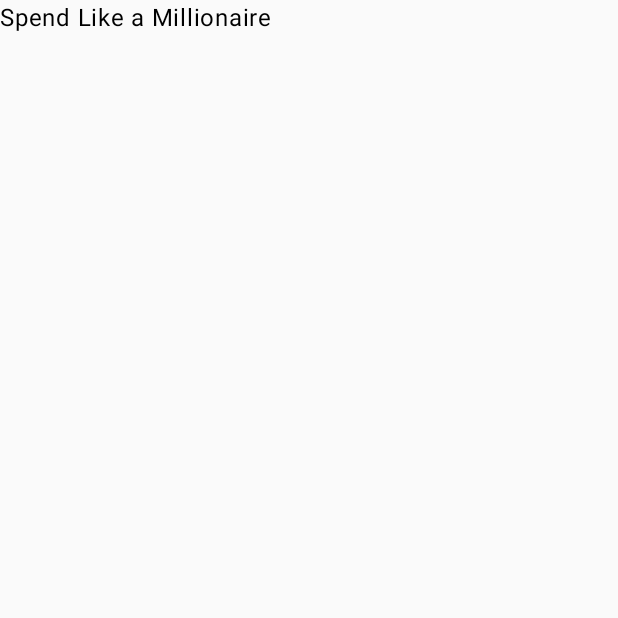
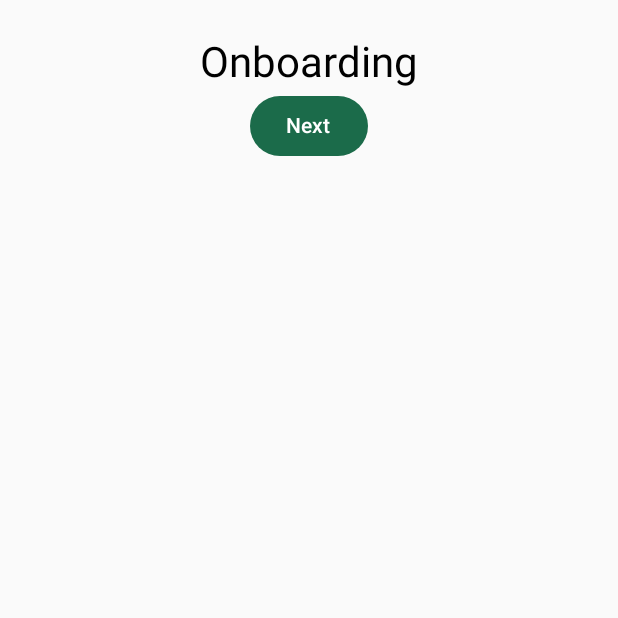
Before and after one commit to michaeo04/spend-like-a-millionaire, an Android app built with Jetpack Compose: the screen it shows after launch (MainActivity), on a phone screen of 412 x 824 dp, the top half of it. Run offline under Robolectric (Android 15) with nearby library versions, the phone set to English and light mode, and no system bars.

Commit message:
feat(ui): app shell, theme and navigation
Co-Authored-By: Claude Sonnet 5.5 <noreply@anthropic.com>

```diff
--- a/app/src/main/AndroidManifest.xml
+++ b/app/src/main/AndroidManifest.xml
@@ -2,6 +2,7 @@
 <manifest xmlns:android="http://schemas.android.com/apk/res/android">
 
     <application
+        android:name=".App"
         android:allowBackup="false"
         android:icon="@mipmap/ic_launcher"
         android:roundIcon="@mipmap/ic_launcher"
--- /dev/null
+++ b/app/src/main/java/com/michaeo04/spendlikeamillionaire/App.kt
@@ -0,0 +1,14 @@
+package com.michaeo04.spendlikeamillionaire
+
+import android.app.Application
+
+class App : Application() {
+    lateinit var container: AppContainer
+        private set
+
+    override fun onCreate() {
+        super.onCreate()
+        container = AppContainer(this)
+        container.ads.initialize()
+    }
+}
--- /dev/null
+++ b/app/src/main/java/com/michaeo04/spendlikeamillionaire/AppContainer.kt
@@ -0,0 +1,30 @@
+package com.michaeo04.spendlikeamillionaire
+
+import android.content.Context
+import androidx.datastore.preferences.preferencesDataStore
+import com.michaeo04.spendlikeamillionaire.data.AssetCatalogRepository
+import com.michaeo04.spendlikeamillionaire.data.AssetFxRepository
+import com.michaeo04.spendlikeamillionaire.data.AssetPeopleRepository
+import com.michaeo04.spendlikeamillionaire.data.CatalogRepository
+import com.michaeo04.spendlikeamillionaire.data.DataStoreCartStore
+import com.michaeo04.spendlikeamillionaire.data.DataStoreSettingsStore
+import com.michaeo04.spendlikeamillionaire.data.FxRepository
+import com.michaeo04.spendlikeamillionaire.data.PeopleRepository
+import com.michaeo04.spendlikeamillionaire.domain.CartStore
+import com.michaeo04.spendlikeamillionaire.domain.SettingsStore
+import com.michaeo04.spendlikeamillionaire.platform.AdsGateway
+import com.michaeo04.spendlikeamillionaire.platform.NoOpAdsGateway
+
+private val Context.appDataStore by preferencesDataStore(name = "app")
+
+/** Manual dependency container; one instance per process, owned by [App]. */
+class AppContainer(context: Context) {
+    private val app = context.applicationContext
+
+    val catalog: CatalogRepository = AssetCatalogRepository(app)
+    var people: PeopleRepository = AssetPeopleRepository(app)
+    val fx: FxRepository = AssetFxRepository(app)
+    val settingsStore: SettingsStore = DataStoreSettingsStore(app.appDataStore)
+    val cartStore: CartStore = DataStoreCartStore(app.appDataStore)
+    val ads: AdsGateway = NoOpAdsGateway()
+}
--- a/app/src/main/java/com/michaeo04/spendlikeamillionaire/MainActivity.kt
+++ b/app/src/main/java/com/michaeo04/spendlikeamillionaire/MainActivity.kt
@@ -2,17 +2,19 @@ package com.michaeo04.spendlikeamillionaire
 
 import android.os.Bundle
 import androidx.activity.compose.setContent
+import androidx.activity.enableEdgeToEdge
 import androidx.appcompat.app.AppCompatActivity
-import androidx.compose.material3.MaterialTheme
-import androidx.compose.material3.Text
-import androidx.compose.ui.res.stringResource
+import com.michaeo04.spendlikeamillionaire.ui.nav.AppNav
+import com.michaeo04.spendlikeamillionaire.ui.theme.SpendTheme
 
 class MainActivity : AppCompatActivity() {
     override fun onCreate(savedInstanceState: Bundle?) {
         super.onCreate(savedInstanceState)
+        enableEdgeToEdge()
+        val container = (application as App).container
         setContent {
-            MaterialTheme {
-                Text(text = stringResource(R.string.hello))
+            SpendTheme {
+                AppNav(container)
             }
         }
     }
--- /dev/null
+++ b/app/src/main/java/com/michaeo04/spendlikeamillionaire/platform/AdsGateway.kt
@@ -0,0 +1,13 @@
+package com.michaeo04.spendlikeamillionaire.platform
+
+/**
+ * Seam for AdMob (built after the app is feature-complete, spec M9). Screens depend only on this
+ * interface, so adding real ads later does not touch them.
+ */
+interface AdsGateway {
+    fun initialize()
+}
+
+class NoOpAdsGateway : AdsGateway {
+    override fun initialize() = Unit
+}
--- /dev/null
+++ b/app/src/main/java/com/michaeo04/spendlikeamillionaire/ui/nav/AppNav.kt
@@ -0,0 +1,60 @@
+package com.michaeo04.spendlikeamillionaire.ui.nav
+
+import androidx.compose.foundation.layout.Box
+import androidx.compose.foundation.layout.Column
+import androidx.compose.foundation.layout.fillMaxSize
+import androidx.compose.foundation.layout.padding
+import androidx.compose.material3.Button
+import androidx.compose.material3.MaterialTheme
+import androidx.compose.material3.Text
+import androidx.compose.runtime.Composable
+import androidx.compose.runtime.getValue
+import androidx.compose.ui.Alignment
+import androidx.compose.ui.Modifier
+import androidx.compose.ui.unit.dp
+import androidx.lifecycle.compose.collectAsStateWithLifecycle
+import androidx.navigation.compose.NavHost
+import androidx.navigation.compose.composable
+import androidx.navigation.compose.rememberNavController
+import com.michaeo04.spendlikeamillionaire.AppContainer
+import com.michaeo04.spendlikeamillionaire.domain.Settings
+import kotlinx.serialization.Serializable
+
+@Serializable
+sealed interface Route {
+    @Serializable data object Onboarding : Route
+    @Serializable data object Shop : Route
+    @Serializable data object Cart : Route
+    @Serializable data object Settings : Route
+}
+
+/** Onboarding until the user finished it and has a person selected. */
+fun startRoute(settings: Settings): Route =
+    if (settings.onboarded && settings.personId != null) Route.Shop else Route.Onboarding
+
+@Composable
+fun AppNav(container: AppContainer) {
+    val settings by container.settingsStore.settings.collectAsStateWithLifecycle(initialValue = null)
+    val loaded = settings ?: run {
+        Box(Modifier.fillMaxSize())
+        return
+    }
+    val nav = rememberNavController()
+    NavHost(navController = nav, startDestination = startRoute(loaded)) {
+        composable<Route.Onboarding> { Placeholder("Onboarding") { nav.navigate(Route.Shop) } }
+        composable<Route.Shop> { Placeholder("Shop") { nav.navigate(Route.Cart) } }
+        composable<Route.Cart> { Placeholder("Cart") { nav.navigate(Route.Settings) } }
+        composable<Route.Settings> { Placeholder("Settings") { nav.popBackStack() } }
+    }
+}
+
+@Composable
+private fun Placeholder(title: String, onNext: () -> Unit) {
+    Column(
+        Modifier.fillMaxSize().padding(24.dp),
+        horizontalAlignment = Alignment.CenterHorizontally,
+    ) {
+        Text(title, style = MaterialTheme.typography.headlineMedium)
+        Button(onClick = onNext) { Text("Next") }
+    }
+}
--- /dev/null
+++ b/app/src/main/java/com/michaeo04/spendlikeamillionaire/ui/theme/Theme.kt
@@ -0,0 +1,45 @@
+package com.michaeo04.spendlikeamillionaire.ui.theme
+
+import androidx.compose.foundation.isSystemInDarkTheme
+import androidx.compose.material3.MaterialTheme
+import androidx.compose.material3.darkColorScheme
+import androidx.compose.material3.lightColorScheme
+import androidx.compose.runtime.Composable
+import androidx.compose.ui.graphics.Color
+
+private val Green = Color(0xFF1B6B4A)
+private val Gold = Color(0xFFF5C542)
+
+private val LightColors = lightColorScheme(
+    primary = Green,
+    onPrimary = Color.White,
+    primaryContainer = Color(0xFFBDEBD3),
+    onPrimaryContainer = Color(0xFF00210F),
+    secondary = Color(0xFF8A6D00),
+    secondaryContainer = Color(0xFFFFE08A),
+    onSecondaryContainer = Color(0xFF261A00),
+    background = Color(0xFFF6F8F4),
+    surface = Color(0xFFFFFFFF),
+    surfaceVariant = Color(0xFFE3EAE2),
+)
+
+private val DarkColors = darkColorScheme(
+    primary = Color(0xFF7FD8A8),
+    onPrimary = Color(0xFF003920),
+    primaryContainer = Color(0xFF0B5233),
+    onPrimaryContainer = Color(0xFFBDEBD3),
+    secondary = Gold,
+    secondaryContainer = Color(0xFF5B4600),
+    onSecondaryContainer = Color(0xFFFFE08A),
+    background = Color(0xFF0E1512),
+    surface = Color(0xFF151D19),
+    surfaceVariant = Color(0xFF26322C),
+)
+
+@Composable
+fun SpendTheme(darkTheme: Boolean = isSystemInDarkTheme(), content: @Composable () -> Unit) {
+    MaterialTheme(
+        colorScheme = if (darkTheme) DarkColors else LightColors,
+        content = content,
+    )
+}
```
Also changed, not shown: 1 other file.
